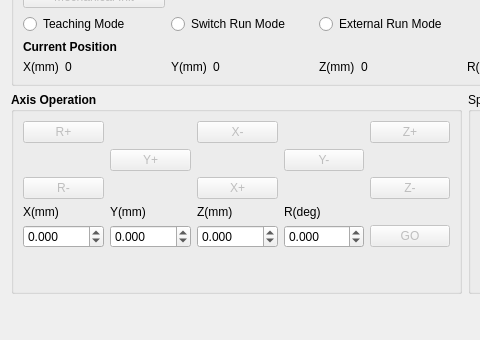
Old version of the form MetaCommLib/janome/src/JanomeControlForm.ui in the repository metavisionvn/MetaCommunicationLib; both pictures show x 0 to 480 and y 298 to 638 of the 679 by 638 pixel window.
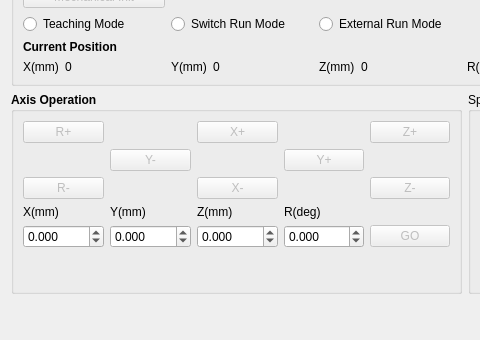
New version of the form.

The edit to the form file:
```diff
--- a/MetaCommLib/janome/src/JanomeControlForm.ui
+++ b/MetaCommLib/janome/src/JanomeControlForm.ui
@@ -380,22 +380,6 @@
           </property>
          </widget>
         </item>
-        <item row="1" column="1">
-         <widget class="QPushButton" name="ctrlBtnYAdd">
-          <property name="enabled">
-           <bool>false</bool>
-          </property>
-          <property name="font">
-           <font>
-            <weight>50</weight>
-            <bold>false</bold>
-           </font>
-          </property>
-          <property name="text">
-           <string>Y+</string>
-          </property>
-         </widget>
-        </item>
         <item row="5" column="2">
          <spacer name="verticalSpacer_2">
           <property name="orientation">
@@ -425,22 +409,6 @@
           </property>
          </widget>
         </item>
-        <item row="0" column="2">
-         <widget class="QPushButton" name="ctrlBtnXSub">
-          <property name="enabled">
-           <bool>false</bool>
-          </property>
-          <property name="font">
-           <font>
-            <weight>50</weight>
-            <bold>false</bold>
-           </font>
-          </property>
-          <property name="text">
-           <string>X-</string>
-          </property>
-         </widget>
-        </item>
         <item row="4" column="0">
          <widget class="QDoubleSpinBox" name="ctrlDsbPtpX">
           <property name="minimumSize">
@@ -520,22 +488,6 @@
           </property>
          </widget>
         </item>
-        <item row="2" column="2">
-         <widget class="QPushButton" name="ctrlBtnXAdd">
-          <property name="enabled">
-           <bool>false</bool>
-          </property>
-          <property name="font">
-           <font>
-            <weight>50</weight>
-            <bold>false</bold>
-           </font>
-          </property>
-          <property name="text">
-           <string>X+</string>
-          </property>
-         </widget>
-        </item>
         <item row="3" column="1">
          <widget class="QLabel" name="label_18">
           <property name="font">
@@ -590,22 +542,6 @@
           </property>
          </widget>
         </item>
-        <item row="1" column="3">
-         <widget class="QPushButton" name="ctrlBtnYSub">
-          <property name="enabled">
-           <bool>false</bool>
-          </property>
-          <property name="font">
-           <font>
-            <weight>50</weight>
-            <bold>false</bold>
-           </font>
-          </property>
-          <property name="text">
-           <string>Y-</string>
-          </property>
-         </widget>
-        </item>
         <item row="0" column="0">
          <widget class="QPushButton" name="ctrlBtnRAdd">
           <property name="enabled">
@@ -676,6 +612,70 @@
           </property>
          </widget>
         </item>
+        <item row="0" column="2">
+         <widget class="QPushButton" name="ctrlBtnXAdd">
+          <property name="enabled">
+           <bool>false</bool>
+          </property>
+          <property name="font">
+           <font>
+            <weight>50</weight>
+            <bold>false</bold>
+           </font>
+          </property>
+          <property name="text">
+           <string>X+</string>
+          </property>
+         </widget>
+        </item>
+        <item row="2" column="2">
+         <widget class="QPushButton" name="ctrlBtnXSub">
+          <property name="enabled">
+           <bool>false</bool>
+          </property>
+          <property name="font">
+           <font>
+            <weight>50</weight>
+            <bold>false</bold>
+           </font>
+          </property>
+          <property name="text">
+           <string>X-</string>
+          </property>
+         </widget>
+        </item>
+        <item row="1" column="3">
+         <widget class="QPushButton" name="ctrlBtnYAdd">
+          <property name="enabled">
+           <bool>false</bool>
+          </property>
+          <property name="font">
+           <font>
+            <weight>50</weight>
+            <bold>false</bold>
+           </font>
+          </property>
+          <property name="text">
+           <string>Y+</string>
+          </property>
+         </widget>
+        </item>
+        <item row="1" column="1">
+         <widget class="QPushButton" name="ctrlBtnYSub">
+          <property name="enabled">
+           <bool>false</bool>
+          </property>
+          <property name="font">
+           <font>
+            <weight>50</weight>
+            <bold>false</bold>
+           </font>
+          </property>
+          <property name="text">
+           <string>Y-</string>
+          </property>
+         </widget>
+        </item>
        </layout>
       </widget>
      </item>
```
Left out of the diff: 4 changed lines with no effect on the pictures.
